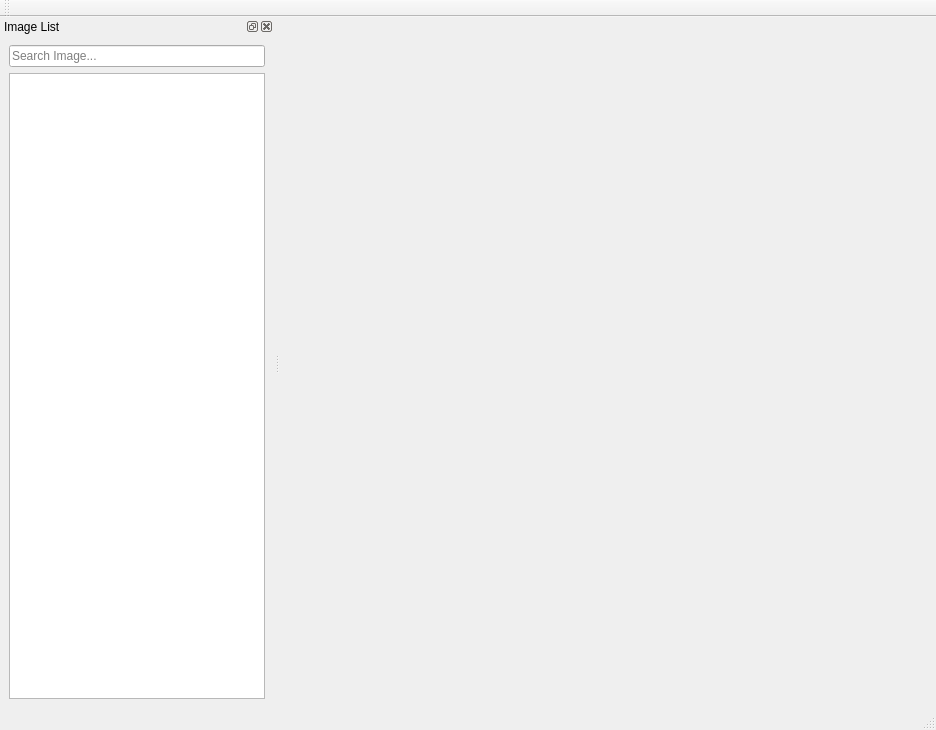
First picture: the form in UI/mvp_1_main.ui, repository yunwoong7/spotter, before the edit.
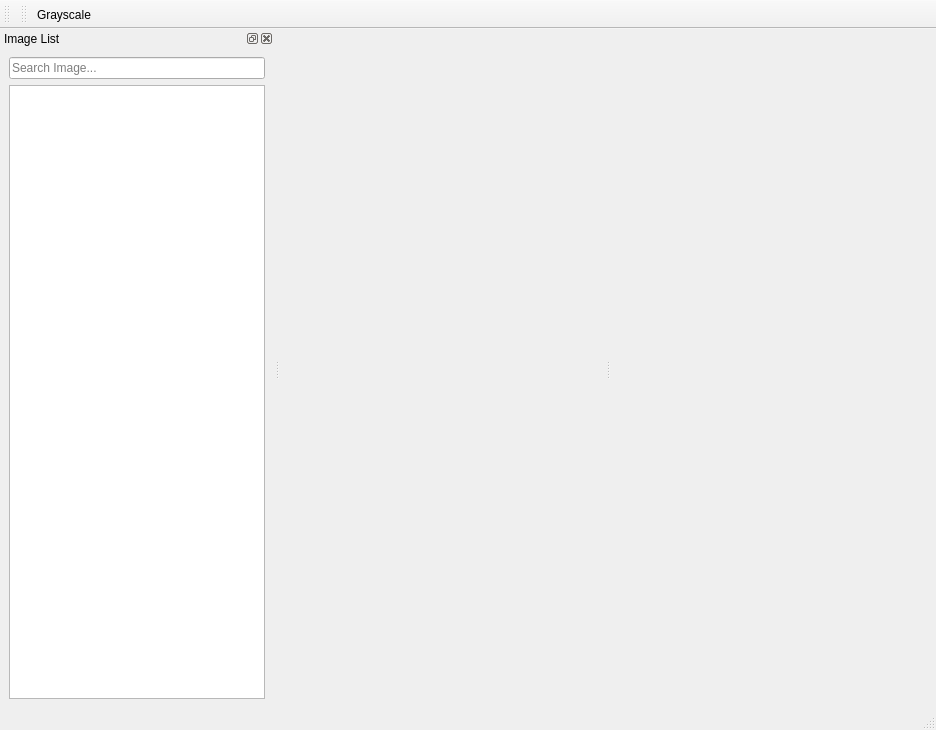
Second picture: the form after the edit. Icons and pictures are not drawn.

The edit to the form file:
```diff
--- a/UI/mvp_1_main.ui
+++ b/UI/mvp_1_main.ui
@@ -28,7 +28,17 @@
      <number>5</number>
     </property>
     <item row="0" column="0">
-     <layout class="QGridLayout" name="layoutMain"/>
+     <widget class="QSplitter" name="splitter">
+      <property name="orientation">
+       <enum>Qt::Horizontal</enum>
+      </property>
+      <widget class="QWidget" name="gridLayoutWidget_2">
+       <layout class="QGridLayout" name="layoutImage"/>
+      </widget>
+      <widget class="QWidget" name="gridLayoutWidget">
+       <layout class="QGridLayout" name="layoutTab"/>
+      </widget>
+     </widget>
     </item>
    </layout>
   </widget>
@@ -83,6 +93,18 @@
     <bool>false</bool>
    </attribute>
   </widget>
+  <widget class="QToolBar" name="effect_toolbar">
+   <property name="windowTitle">
+    <string>toolBar</string>
+   </property>
+   <attribute name="toolBarArea">
+    <enum>TopToolBarArea</enum>
+   </attribute>
+   <attribute name="toolBarBreak">
+    <bool>false</bool>
+   </attribute>
+   <addaction name="action_grayscale"/>
+  </widget>
   <action name="action_openFile">
    <property name="enabled">
     <bool>true</bool>
@@ -158,6 +180,21 @@
     <string>Setting</string>
    </property>
   </action>
+  <action name="action_grayscale">
+   <property name="enabled">
+    <bool>true</bool>
+   </property>
+   <property name="icon">
+    <iconset resource="res.qrc">
+     <normaloff>:/effect/icon/grayscale.png</normaloff>:/effect/icon/grayscale.png</iconset>
+   </property>
+   <property name="text">
+    <string>Grayscale</string>
+   </property>
+   <property name="toolTip">
+    <string>Grayscale</string>
+   </property>
+  </action>
  </widget>
  <resources>
   <include location="res.qrc"/>
```
Left out of the diff: 2 changed lines with no effect on the pictures.
